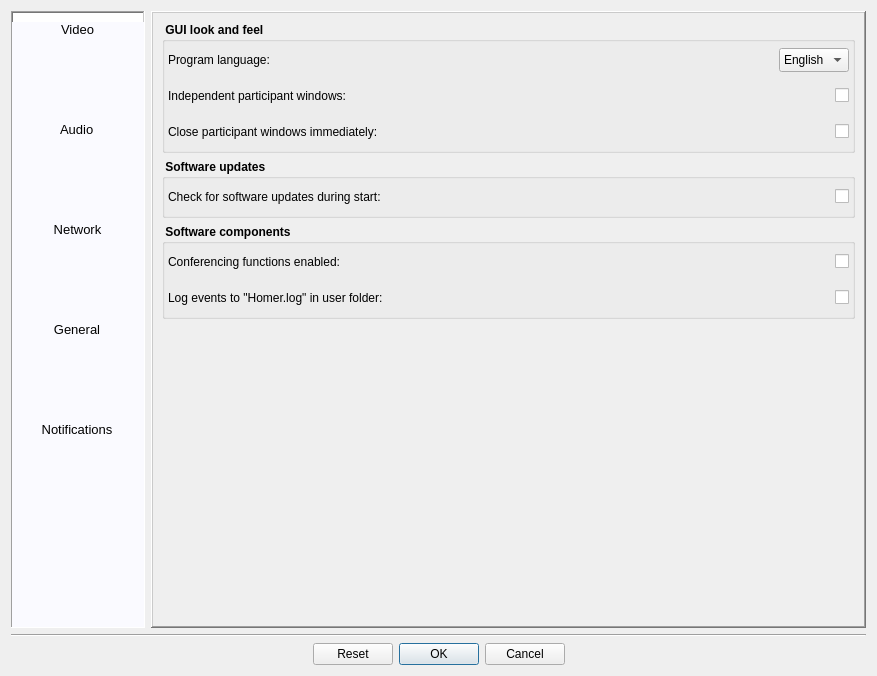
This is Homer/forms/Dialogs/ConfigurationDialog.ui in Homer-Conferencing/Homer-Conferencing as Qt 5 draws it before an edit. The edited form follows.
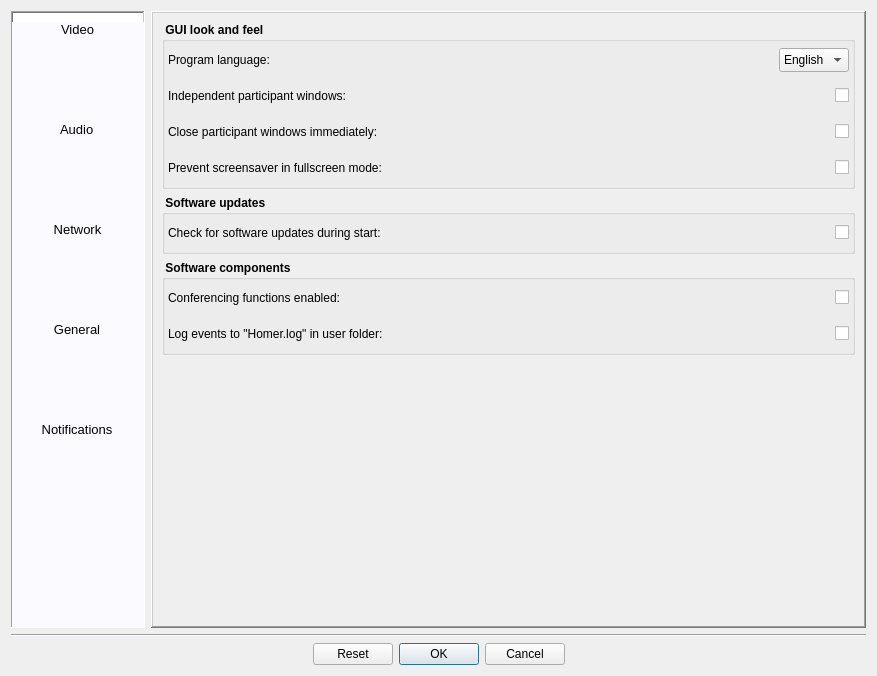
This is the edited form. The open tabs and pages were chosen to show the change. Icons and pictures are not drawn.

Commit message: - added: let the user (de)activate if the screensaver should be blocked during fullscreen presentations

Patch:
```diff
--- a/Homer/forms/Dialogs/ConfigurationDialog.ui
+++ b/Homer/forms/Dialogs/ConfigurationDialog.ui
@@ -2850,6 +2850,49 @@
               </item>
              </layout>
             </item>
+            <item>
+             <layout class="QHBoxLayout" name="horizontalLayout_45">
+              <item>
+               <widget class="QLabel" name="label_22">
+                <property name="minimumSize">
+                 <size>
+                  <width>0</width>
+                  <height>30</height>
+                 </size>
+                </property>
+                <property name="font">
+                 <font>
+                  <weight>50</weight>
+                  <bold>false</bold>
+                 </font>
+                </property>
+                <property name="text">
+                 <string>Prevent screensaver in fullscreen mode:</string>
+                </property>
+               </widget>
+              </item>
+              <item>
+               <spacer name="horizontalSpacer_51">
+                <property name="orientation">
+                 <enum>Qt::Horizontal</enum>
+                </property>
+                <property name="sizeHint" stdset="0">
+                 <size>
+                  <width>40</width>
+                  <height>20</height>
+                 </size>
+                </property>
+               </spacer>
+              </item>
+              <item>
+               <widget class="QCheckBox" name="mCbPreventScreensaverInFullscreenMode">
+                <property name="text">
+                 <string/>
+                </property>
+               </widget>
+              </item>
+             </layout>
+            </item>
            </layout>
           </widget>
          </item>
```
Left out of the diff: 6 changed lines with no effect on the pictures. The commit also changes 6 other files.
